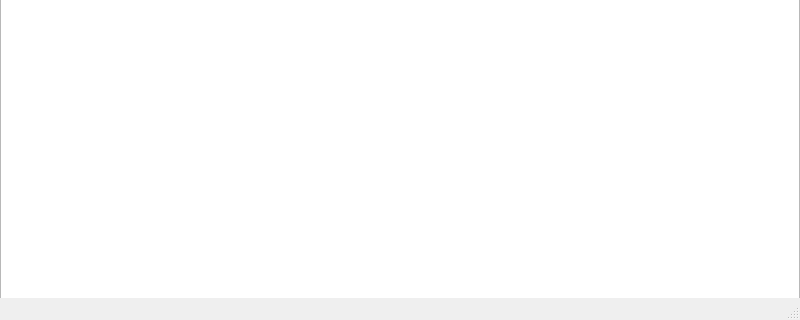
Before: the Qt Designer form Codigo_Fuente/Proyecto_Final/gameworld.ui in MaverickST/Proyecto_Final, drawn with Qt 5; both pictures show x 0 to 800 and y 280 to 600 of the 800 by 600 pixel window.
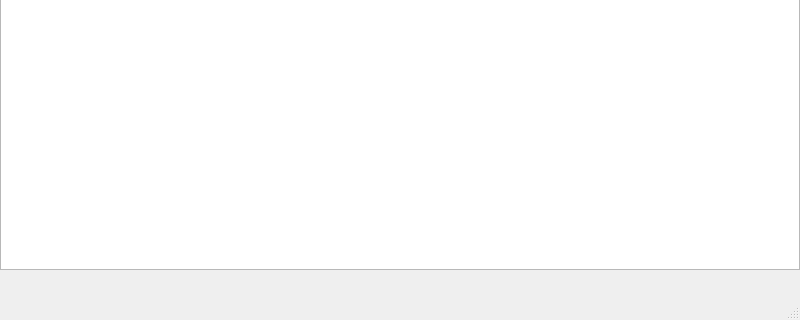
After: the same form once the commit is applied.

The edit to the form file:
```diff
--- a/Codigo_Fuente/Proyecto_Final/gameworld.ui
+++ b/Codigo_Fuente/Proyecto_Final/gameworld.ui
@@ -20,7 +20,7 @@
       <x>0</x>
       <y>0</y>
       <width>800</width>
-      <height>600</height>
+      <height>550</height>
      </rect>
     </property>
    </widget>
```
